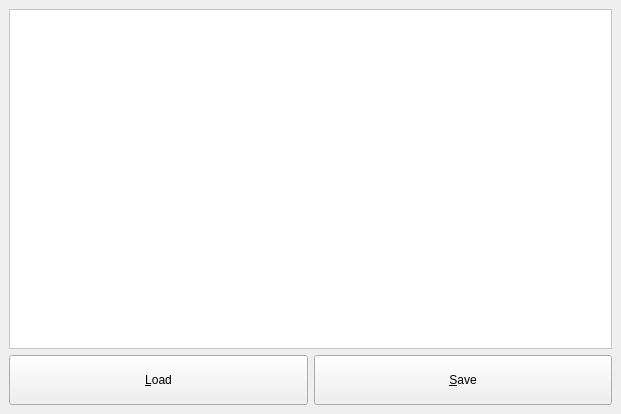
Before: the Qt Designer form src/main_window.ui in gianmaria/QtNic, drawn with Qt 5.
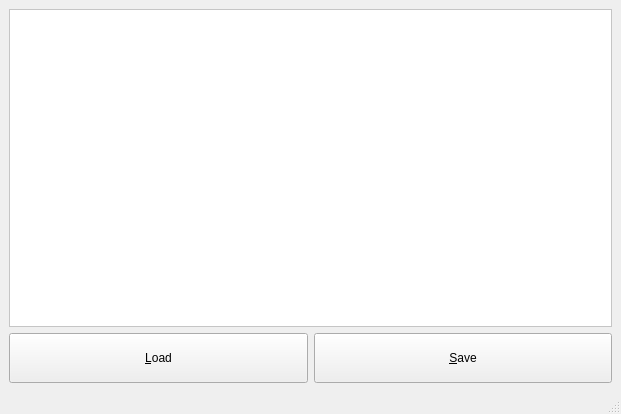
After: the same form once the commit is applied.

Commit message: add status bar to main window

What changed in the file:
```diff
--- a/src/main_window.ui
+++ b/src/main_window.ui
@@ -72,6 +72,7 @@
     </item>
    </layout>
   </widget>
+  <widget class="QStatusBar" name="statusBar"/>
  </widget>
  <resources/>
  <connections/>
```
